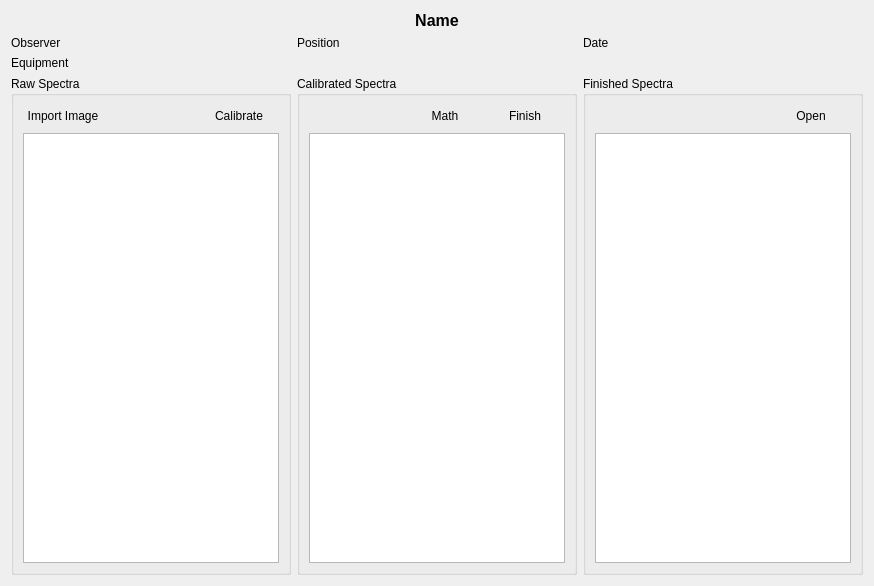
Before: the Qt Designer form ui/project_widget.ui in GuLinux/PySpectrum, drawn with Qt 5.
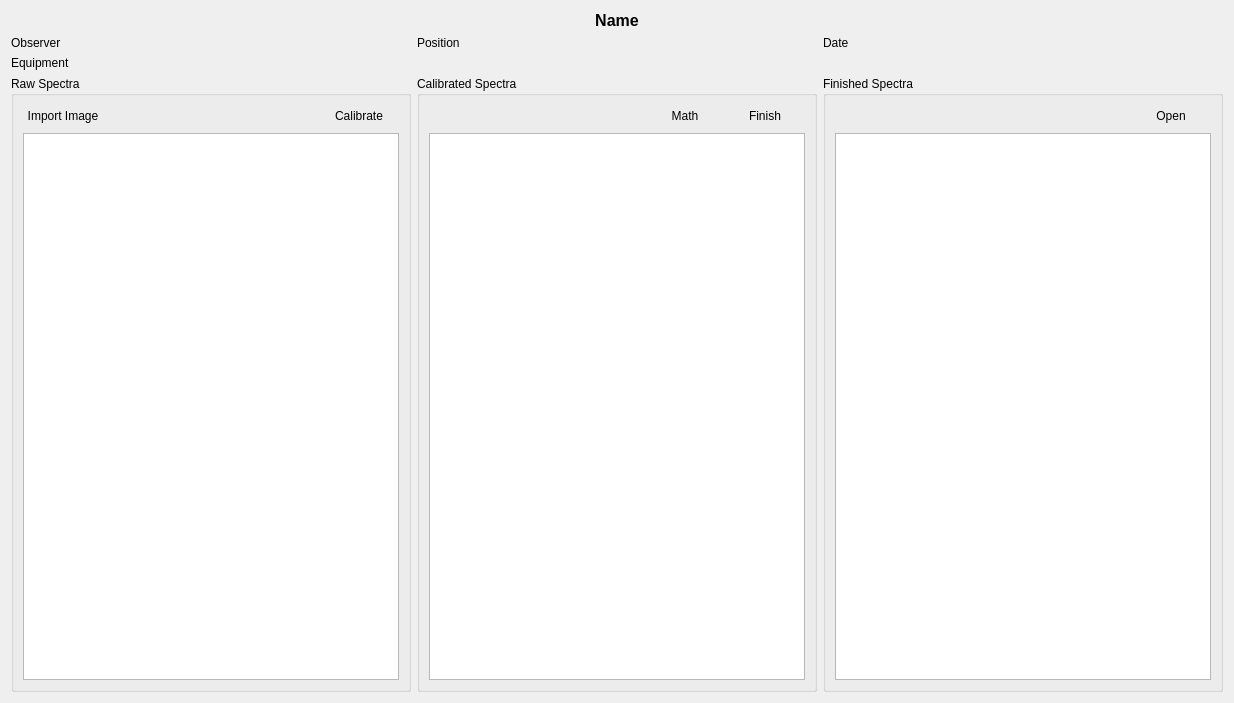
After: the same form once the commit is applied. Icons and pictures are not drawn.

Diff of the .ui file:
```diff
--- a/ui/project_widget.ui
+++ b/ui/project_widget.ui
@@ -6,15 +6,60 @@
    <rect>
     <x>0</x>
     <y>0</y>
-    <width>840</width>
-    <height>586</height>
+    <width>1234</width>
+    <height>703</height>
    </rect>
   </property>
   <property name="windowTitle">
    <string>Form</string>
   </property>
   <layout class="QGridLayout" name="gridLayout">
-   <item row="3" column="0" colspan="2">
+   <item row="0" column="1">
+    <widget class="QLabel" name="name">
+     <property name="font">
+      <font>
+       <pointsize>12</pointsize>
+       <weight>75</weight>
+       <bold>true</bold>
+      </font>
+     </property>
+     <property name="text">
+      <string>Name</string>
+     </property>
+     <property name="alignment">
+      <set>Qt::AlignCenter</set>
+     </property>
+    </widget>
+   </item>
+   <item row="1" column="0">
+    <widget class="QLabel" name="observer">
+     <property name="text">
+      <string>Observer</string>
+     </property>
+    </widget>
+   </item>
+   <item row="1" column="1">
+    <widget class="QLabel" name="position">
+     <property name="text">
+      <string>Position</string>
+     </property>
+    </widget>
+   </item>
+   <item row="1" column="2">
+    <widget class="QLabel" name="date">
+     <property name="text">
+      <string>Date</string>
+     </property>
+    </widget>
+   </item>
+   <item row="2" column="0">
+    <widget class="QLabel" name="equipment">
+     <property name="text">
+      <string>Equipment</string>
+     </property>
+    </widget>
+   </item>
+   <item row="3" column="0">
     <widget class="QGroupBox" name="groupBox">
      <property name="sizePolicy">
       <sizepolicy hsizetype="Preferred" vsizetype="Expanding">
@@ -87,66 +132,7 @@
      </layout>
     </widget>
    </item>
-   <item row="3" column="3">
-    <widget class="QGroupBox" name="groupBox_3">
-     <property name="sizePolicy">
-      <sizepolicy hsizetype="Preferred" vsizetype="Expanding">
-       <horstretch>0</horstretch>
-       <verstretch>0</verstretch>
-      </sizepolicy>
-     </property>
-     <property name="title">
-      <string>Finished Spectra</string>
-     </property>
-     <layout class="QGridLayout" name="gridLayout_4">
-      <item row="0" column="0">
-       <layout class="QHBoxLayout" name="horizontalLayout_2">
-        <property name="spacing">
-         <number>0</number>
-        </property>
-        <item>
-         <spacer name="horizontalSpacer_2">
-          <property name="orientation">
-           <enum>Qt::Horizontal</enum>
-          </property>
-          <property name="sizeHint" stdset="0">
-           <size>
-            <width>40</width>
-            <height>20</height>
-           </size>
-          </property>
-         </spacer>
-        </item>
-        <item>
-         <widget class="QPushButton" name="open_finished">
-          <property name="text">
-           <string>Open</string>
-          </property>
-          <property name="icon">
-           <iconset resource="../resources/resources.qrc">
-            <normaloff>:/new_open_20.png</normaloff>:/new_open_20.png</iconset>
-          </property>
-          <property name="flat">
-           <bool>true</bool>
-          </property>
-         </widget>
-        </item>
-       </layout>
-      </item>
-      <item row="1" column="0">
-       <widget class="QListView" name="finished_spectra">
-        <property name="sizePolicy">
-         <sizepolicy hsizetype="MinimumExpanding" vsizetype="Expanding">
-          <horstretch>0</horstretch>
-          <verstretch>0</verstretch>
-         </sizepolicy>
-        </property>
-       </widget>
-      </item>
-     </layout>
-    </widget>
-   </item>
-   <item row="3" column="2">
+   <item row="3" column="1">
     <widget class="QGroupBox" name="groupBox_2">
      <property name="sizePolicy">
       <sizepolicy hsizetype="Preferred" vsizetype="Expanding">
@@ -219,49 +205,63 @@
      </layout>
     </widget>
    </item>
-   <item row="2" column="0" colspan="4">
-    <widget class="QLabel" name="equipment">
-     <property name="text">
-      <string>Equipment</string>
+   <item row="3" column="2">
+    <widget class="QGroupBox" name="groupBox_3">
+     <property name="sizePolicy">
+      <sizepolicy hsizetype="Preferred" vsizetype="Expanding">
+       <horstretch>0</horstretch>
+       <verstretch>0</verstretch>
+      </sizepolicy>
      </property>
-    </widget>
-   </item>
-   <item row="1" column="3">
-    <widget class="QLabel" name="date">
-     <property name="text">
-      <string>Date</string>
+     <property name="title">
+      <string>Finished Spectra</string>
      </property>
-    </widget>
-   </item>
-   <item row="1" column="2">
-    <widget class="QLabel" name="position">
-     <property name="text">
-      <string>Position</string>
-     </property>
-    </widget>
-   </item>
-   <item row="1" column="0" colspan="2">
-    <widget class="QLabel" name="observer">
-     <property name="text">
-      <string>Observer</string>
-     </property>
-    </widget>
-   </item>
-   <item row="0" column="2">
-    <widget class="QLabel" name="name">
-     <property name="font">
-      <font>
-       <pointsize>12</pointsize>
-       <weight>75</weight>
-       <bold>true</bold>
-      </font>
-     </property>
-     <property name="text">
-      <string>Name</string>
-     </property>
-     <property name="alignment">
-      <set>Qt::AlignCenter</set>
-     </property>
+     <layout class="QGridLayout" name="gridLayout_4">
+      <item row="0" column="0">
+       <layout class="QHBoxLayout" name="horizontalLayout_2">
+        <property name="spacing">
+         <number>0</number>
+        </property>
+        <item>
+         <spacer name="horizontalSpacer_2">
+          <property name="orientation">
+           <enum>Qt::Horizontal</enum>
+          </property>
+          <property name="sizeHint" stdset="0">
+           <size>
+            <width>40</width>
+            <height>20</height>
+           </size>
+          </property>
+         </spacer>
+        </item>
+        <item>
+         <widget class="QPushButton" name="open_finished">
+          <property name="text">
+           <string>Open</string>
+          </property>
+          <property name="icon">
+           <iconset resource="../resources/resources.qrc">
+            <normaloff>:/new_open_20.png</normaloff>:/new_open_20.png</iconset>
+          </property>
+          <property name="flat">
+           <bool>true</bool>
+          </property>
+         </widget>
+        </item>
+       </layout>
+      </item>
+      <item row="1" column="0">
+       <widget class="QListView" name="finished_spectra">
+        <property name="sizePolicy">
+         <sizepolicy hsizetype="MinimumExpanding" vsizetype="Expanding">
+          <horstretch>0</horstretch>
+          <verstretch>0</verstretch>
+         </sizepolicy>
+        </property>
+       </widget>
+      </item>
+     </layout>
     </widget>
    </item>
   </layout>
```
